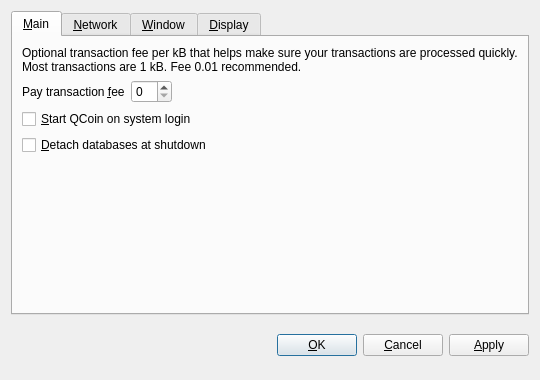
Before: the Qt Designer form src/qt/forms/optionsdialog.ui in Qcoin/qcoin, drawn with Qt 5.
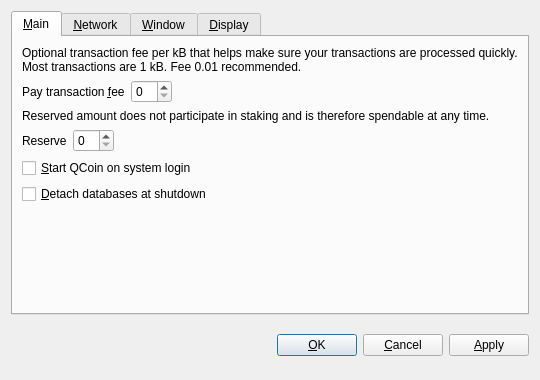
After: the same form once the commit is applied. Custom widgets are drawn as their Qt base class.

What changed in the file:
```diff
--- a/src/qt/forms/optionsdialog.ui
+++ b/src/qt/forms/optionsdialog.ui
@@ -62,7 +62,53 @@
           <widget class="BitcoinAmountField" name="transactionFee"/>
          </item>
          <item>
-          <spacer name="horizontalSpacer_Main">
+          <spacer name="horizontalSpacerFee">
+           <property name="orientation">
+            <enum>Qt::Horizontal</enum>
+           </property>
+           <property name="sizeHint" stdset="0">
+            <size>
+             <width>40</width>
+             <height>20</height>
+            </size>
+           </property>
+          </spacer>
+         </item>
+        </layout>
+       </item>
+       <item>
+        <widget class="QLabel" name="reserveBalanceInfoLabel">
+         <property name="text">
+          <string>Reserved amount does not participate in staking and is therefore spendable at any time.</string>
+         </property>
+         <property name="textFormat">
+          <enum>Qt::PlainText</enum>
+         </property>
+         <property name="wordWrap">
+          <bool>true</bool>
+         </property>
+        </widget>
+       </item>
+       <item>
+        <layout class="QHBoxLayout" name="horizontalLayoutReserveBalance">
+         <item>
+          <widget class="QLabel" name="reserveBalanceLabel">
+           <property name="text">
+            <string>Reserve</string>
+           </property>
+           <property name="textFormat">
+            <enum>Qt::PlainText</enum>
+           </property>
+           <property name="buddy">
+            <cstring>reserveBalance</cstring>
+           </property>
+          </widget>
+         </item>
+         <item>
+          <widget class="BitcoinAmountField" name="reserveBalance"/>
+         </item>
+         <item>
+          <spacer name="horizontalSpacerReserveBalance">
            <property name="orientation">
             <enum>Qt::Horizontal</enum>
            </property>
```
Left out of the diff: 2 changed lines with no effect on the pictures.
